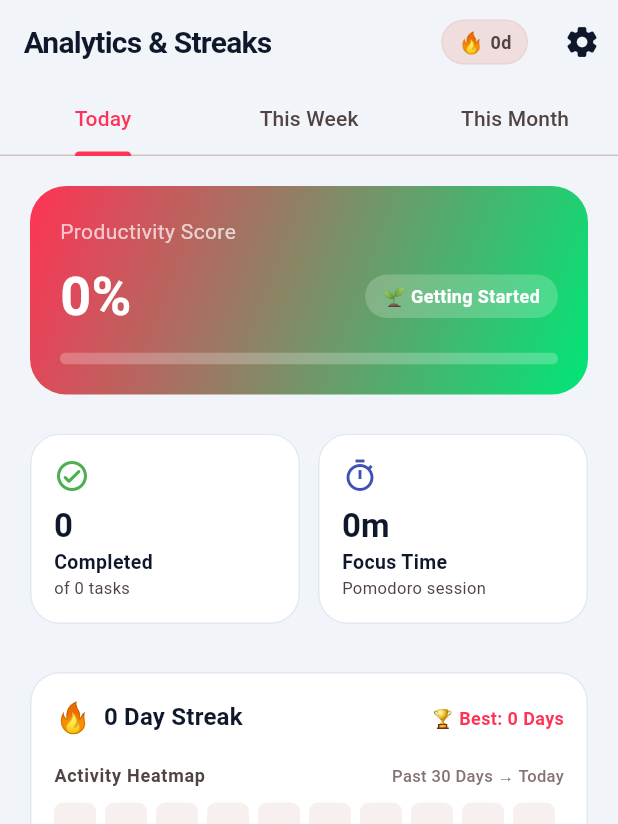
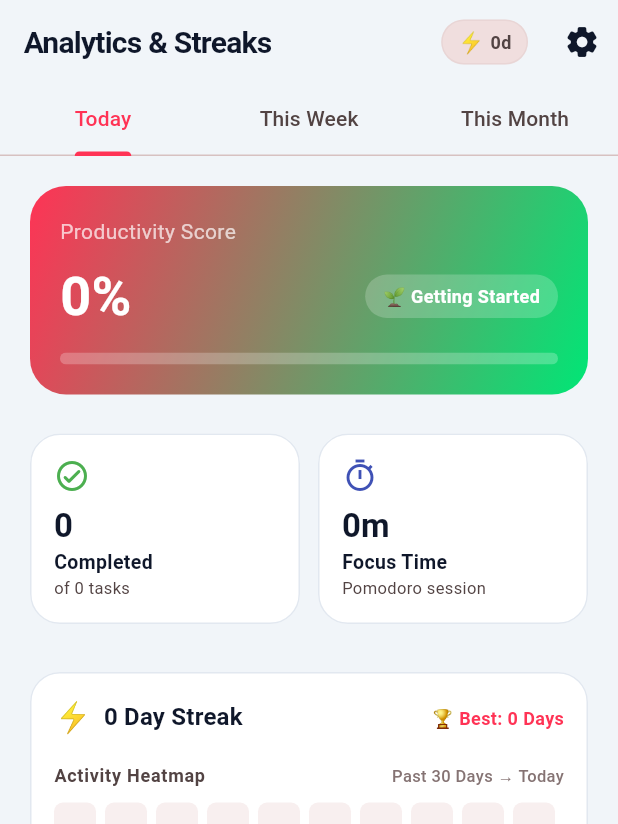
Before and after one commit to VaibhavJalota06/focus-flow, a Flutter app: the screen it shows once a user with an empty profile is signed in, item 5 of the bottom bar chosen, on a phone screen of 412 x 824 dp. Shown: the top 824 px of the screen. Run offline on Flutter 3.47's test engine with Material 3 defaults, Android fonts, the phone set to English and light mode, and no system bars; our stand-ins replace confetti, fl_chart, flutter_local_notifications, flutter_riverpod, google_sign_in, image_picker and 7 more; accounts and stored records are empty; network calls fail.

Commit message:
Replace fire streak icon with cartoonish electric lightning (⚡) badge

```diff
--- a/lib/features/analytics/analytics_screen.dart
+++ b/lib/features/analytics/analytics_screen.dart
@@ -386,7 +386,7 @@ class _AnalyticsScreenState extends ConsumerState<AnalyticsScreen>
               children: [
                 Row(
                   children: [
-                    const Text('🔥', style: TextStyle(fontSize: 20)),
+                    const Text('⚡', style: TextStyle(fontSize: 20)),
                     const SizedBox(width: 8),
                     Text(
                       '$currentStreak Day Streak',
--- a/lib/features/navigation/main_navigation_screen.dart
+++ b/lib/features/navigation/main_navigation_screen.dart
@@ -66,7 +66,7 @@ class _MainNavigationScreenState extends ConsumerState<MainNavigationScreen> {
             child: Row(
               mainAxisSize: MainAxisSize.min,
               children: [
-                const Text('🔥', style: TextStyle(fontSize: 14)),
+                const Text('⚡', style: TextStyle(fontSize: 14)),
                 const SizedBox(width: 4),
                 Text(
                   '${streakState.currentStreak}d',
```
